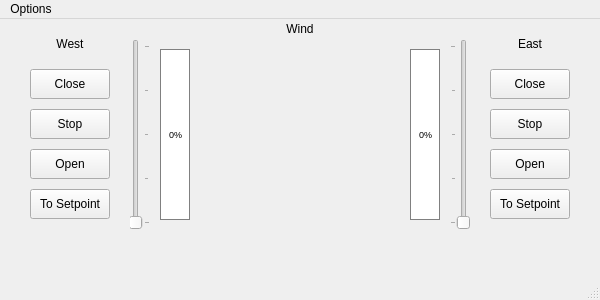
First picture: the form in Dome.ui, repository onekiloparsec/Greenhill-DomeShutter, before the edit.
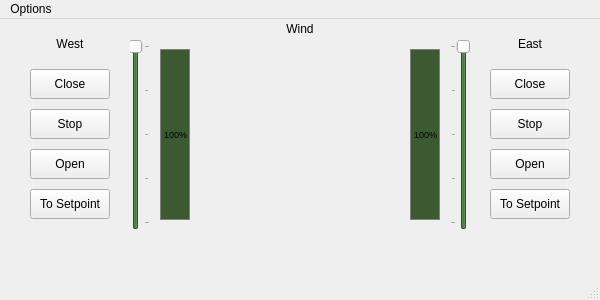
Second picture: the form after the edit. Custom widgets are drawn as their Qt base class.

Commit message: Restore the operator convention in the local UI: 100 = closed

The edit to the form file:
```diff
--- a/Dome.ui
+++ b/Dome.ui
@@ -315,7 +315,7 @@
      </sizepolicy>
     </property>
     <property name="value">
-     <number>0</number>
+     <number>100</number>
     </property>
     <property name="orientation">
      <enum>Qt::Orientation::Vertical</enum>
@@ -492,7 +492,7 @@
      </palette>
     </property>
     <property name="value">
-     <number>0</number>
+     <number>100</number>
     </property>
     <property name="orientation">
      <enum>Qt::Orientation::Vertical</enum>
@@ -514,7 +514,7 @@
      <number>100</number>
     </property>
     <property name="sliderPosition">
-     <number>0</number>
+     <number>100</number>
     </property>
     <property name="orientation">
      <enum>Qt::Orientation::Vertical</enum>
@@ -545,7 +545,7 @@
      <number>100</number>
     </property>
     <property name="sliderPosition">
-     <number>0</number>
+     <number>100</number>
     </property>
     <property name="orientation">
      <enum>Qt::Orientation::Vertical</enum>
```
The commit also changes 5 other files.
